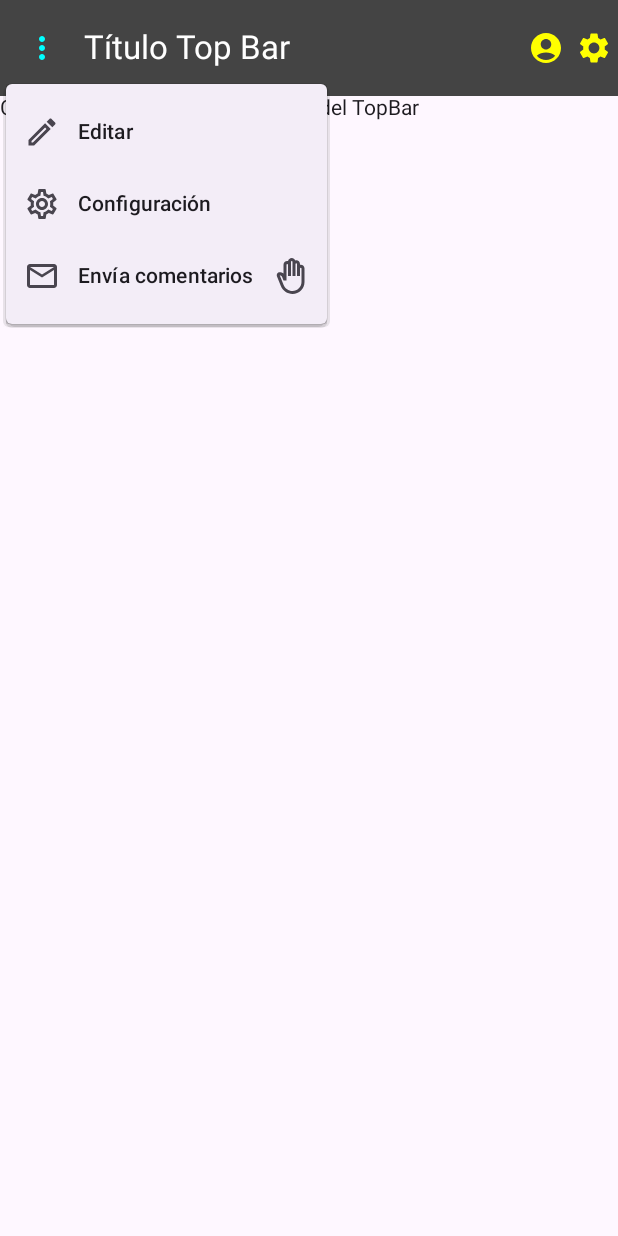
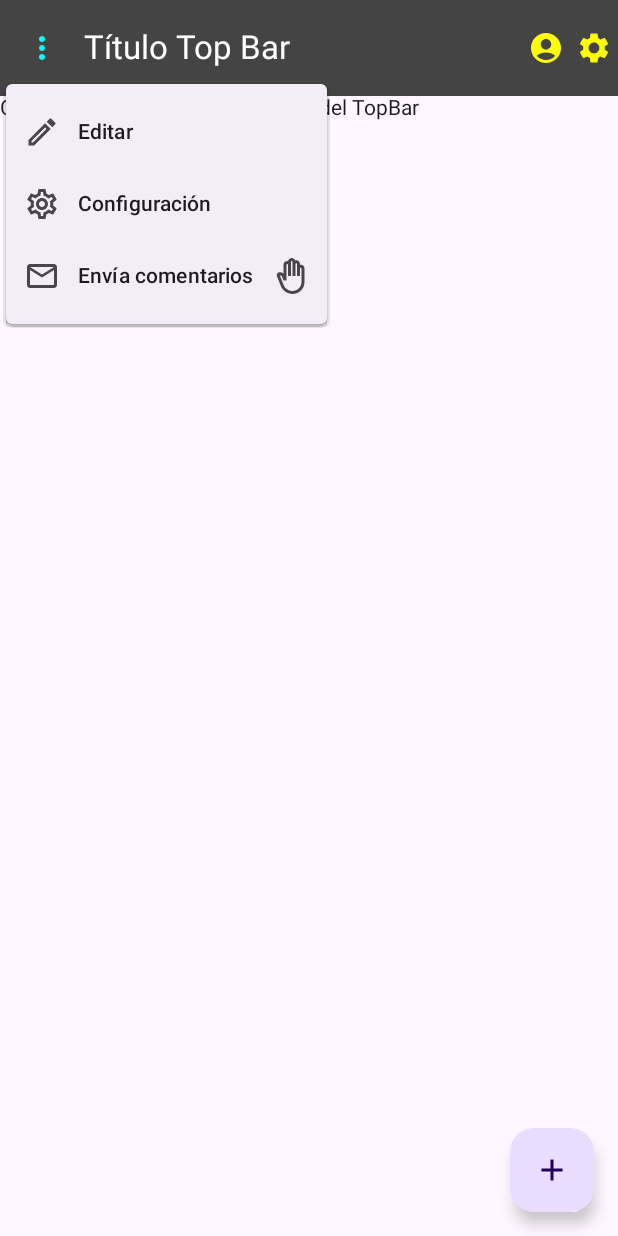
Before and after one commit to jorloque/androidkt, an Android app built with Jetpack Compose: the screen it shows after launch (MainActivity), after a tap on "Menú", on a phone screen of 412 x 824 dp. Run offline under Robolectric (Android 15) with nearby library versions, the phone set to English and light mode, and no system bars.

Commit message:
app scaffold topbardropdown floatingaction btton

```diff
--- a/app/src/main/java/com/example/clic_surface/MainActivity.kt
+++ b/app/src/main/java/com/example/clic_surface/MainActivity.kt
@@ -18,6 +18,8 @@ import androidx.activity.compose.setContent
 import androidx.compose.foundation.layout.Column
 import androidx.compose.foundation.layout.fillMaxSize
 import androidx.compose.foundation.layout.padding
+import androidx.compose.material.icons.Icons
+import androidx.compose.material.icons.filled.Add
 import androidx.compose.material3.*
 import androidx.compose.ui.unit.dp
 
@@ -35,7 +37,16 @@ class MainActivity : ComponentActivity() {
 @Composable
 fun MyApp() {
     Scaffold(
-        topBar = { MyTopBar() }
+        topBar = { MyTopBar() },
+        floatingActionButton = {
+            FloatingActionButton(onClick = { /* TODO: acción del botón flotante */ }) {
+                Icon(
+                    imageVector = Icons.Default.Add,
+                    contentDescription = "Añadir"
+                )
+            }
+        },
+        floatingActionButtonPosition = FabPosition.End,
     ) { innerPadding ->
         Column(modifier = Modifier.padding(innerPadding)) {
             Text("Contenido principal visible debajo del TopBar")
--- a/app/src/main/java/com/example/clic_surface/myscafold.kt
+++ b/app/src/main/java/com/example/clic_surface/myscafold.kt
@@ -7,6 +7,7 @@ import androidx.compose.foundation.layout.width
 import androidx.compose.material.icons.Icons
 import androidx.compose.material.icons.automirrored.outlined.Help
 import androidx.compose.material.icons.filled.AccountCircle
+import androidx.compose.material.icons.filled.Add
 import androidx.compose.material.icons.filled.Menu
 import androidx.compose.material.icons.filled.MoreVert
 import androidx.compose.material.icons.filled.Settings
@@ -111,4 +112,5 @@ fun MyTopBar() {
             actionIconContentColor = Color.Yellow
         )
     )
+
 }
```
